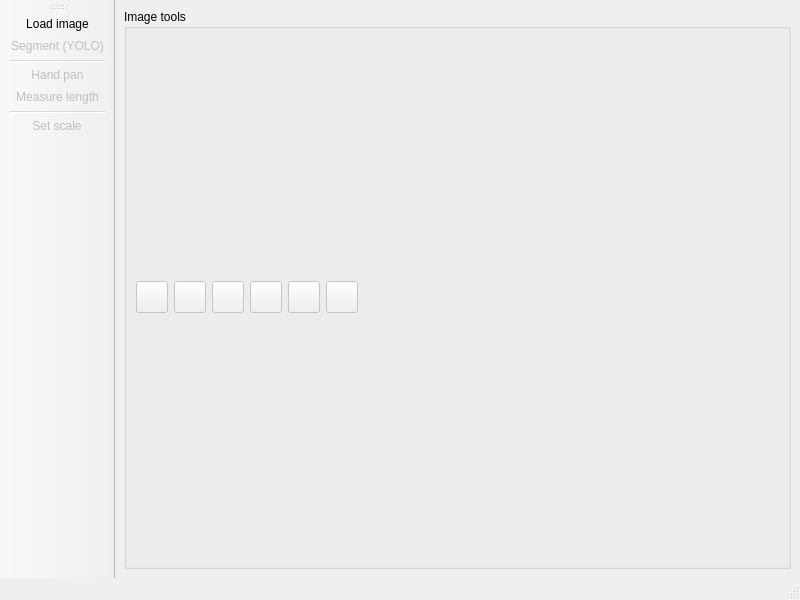
Old version of the form crackify.ui in the repository s-du/WhatTheCrack.
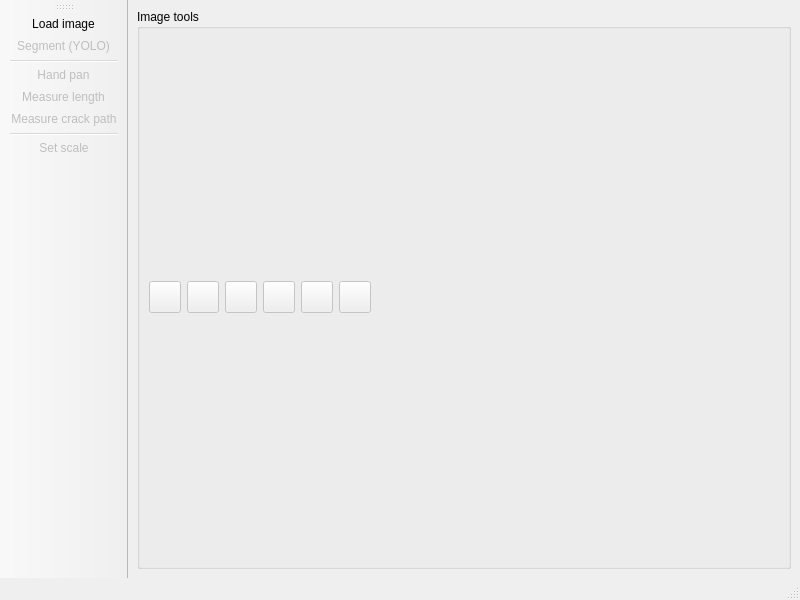
New version of the form.

What changed in the file:
```diff
--- a/crackify.ui
+++ b/crackify.ui
@@ -231,6 +231,7 @@
    <addaction name="separator"/>
    <addaction name="actionHand_selector"/>
    <addaction name="actionMeasure"/>
+   <addaction name="actionMeasure_path"/>
    <addaction name="separator"/>
    <addaction name="actionSet_scale"/>
   </widget>
@@ -280,6 +281,20 @@
     <string>Set scale</string>
    </property>
   </action>
+  <action name="actionMeasure_path">
+   <property name="checkable">
+    <bool>true</bool>
+   </property>
+   <property name="enabled">
+    <bool>false</bool>
+   </property>
+   <property name="text">
+    <string>Measure crack path</string>
+   </property>
+   <property name="toolTip">
+    <string>Measure a crack path between two nodes</string>
+   </property>
+  </action>
  </widget>
  <resources/>
  <connections/>
```
